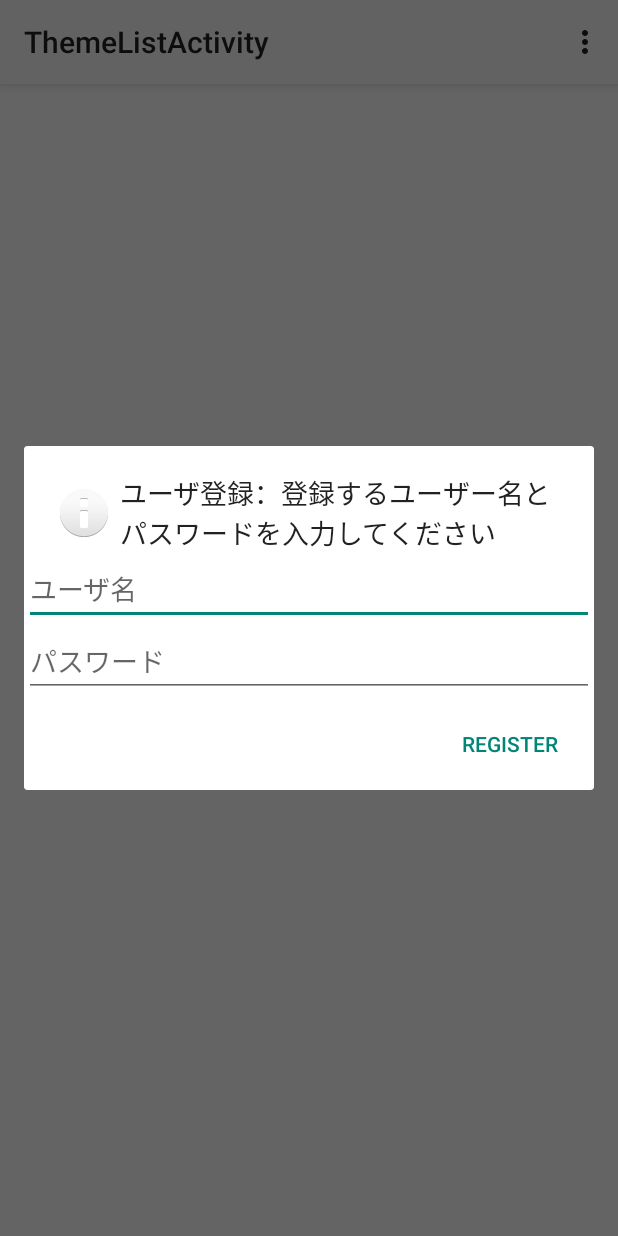
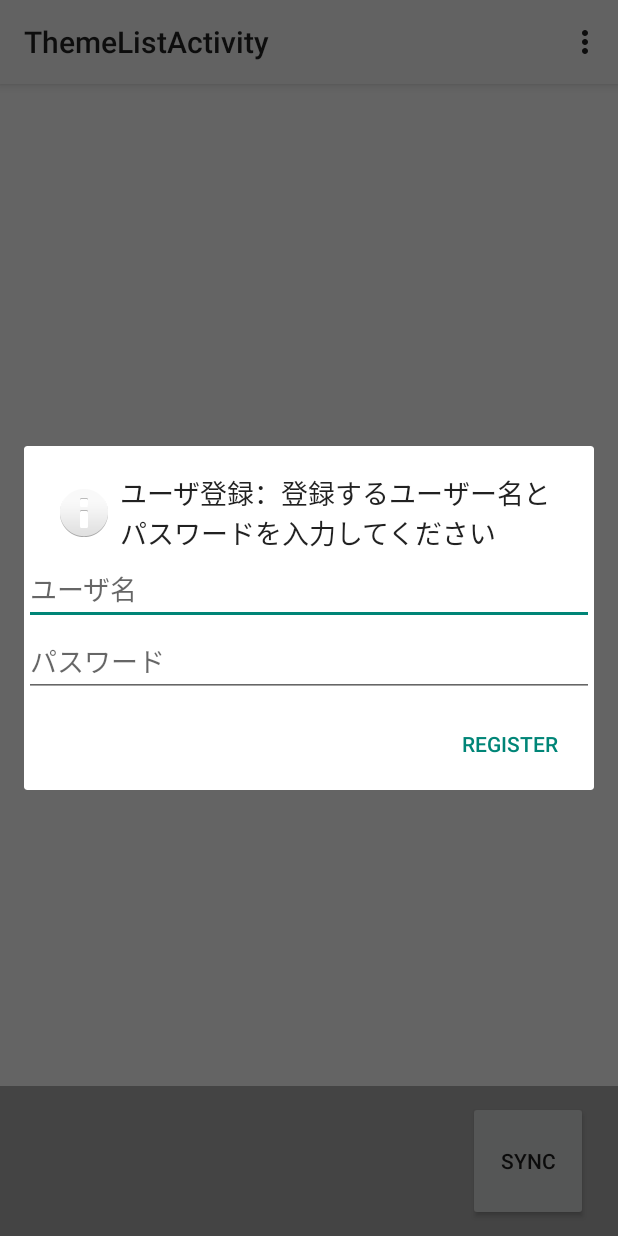
Before and after one commit to HSKKOU/TaBra, an Android app: the screen it shows after launch (ThemeListActivity), in the options menu, after a tap on "register", on a phone screen of 412 x 824 dp. Run offline under Robolectric (Android 15) with nearby library versions, the phone set to English and light mode, and no system bars; network calls fail; 2 statements that could not run were skipped.

Commit message:
Postit Sync

```diff
--- a/app/src/main/java/jp/ac/titech/itpro/sdl/tabra/Activity/ThemeList/ThemeListActivity.java
+++ b/app/src/main/java/jp/ac/titech/itpro/sdl/tabra/Activity/ThemeList/ThemeListActivity.java
@@ -17,6 +17,7 @@ import android.view.View;
 import android.view.WindowManager;
 import android.widget.AdapterView;
 import android.widget.ArrayAdapter;
+import android.widget.Button;
 import android.widget.EditText;
 import android.widget.LinearLayout;
 import android.widget.ListView;
@@ -51,8 +52,11 @@ public class ThemeListActivity extends Activity implements AdapterView.OnItemCli
     private UserDataController mUserDataCtrl;
     private ThemeDataController mThemeDataCtrl;
 
+    private Button mSyncButton;
+
     private String mUserId = "";
     private String mUserName = "";
+    private String mPasswd = "";
     private String mThemeIds = "";
 
     private static final String CREATE_USER = "CREATE_USER";
@@ -69,6 +73,14 @@ public class ThemeListActivity extends Activity implements AdapterView.OnItemCli
         mThemeListView = (ListView)findViewById(R.id.theme_listview);
         mThemeListView.setOnItemClickListener(this);
         mThemeListView.setOnItemLongClickListener(this);
+
+        mSyncButton = (Button)findViewById(R.id.activity_theme_list_synchronize_button);
+        mSyncButton.setOnClickListener(new View.OnClickListener() {
+            @Override
+            public void onClick(View v) {
+                login(mUserName, mPasswd);
+            }
+        });
 
         mUserDataCtrl = new UserDataController(this);
         mThemeDataCtrl = new ThemeDataController(this);
@@ -240,6 +252,7 @@ public class ThemeListActivity extends Activity implements AdapterView.OnItemCli
         User u = new User(un, pw);
         mUserDataCtrl.createUser(u);
         mUserName = un;
+        mPasswd = pw;
         setupThemeList();
     }
 
@@ -261,6 +274,7 @@ public class ThemeListActivity extends Activity implements AdapterView.OnItemCli
     private void finishLogin(JSONObject json) throws JSONException {
         mUserId = json.getString("user_id");
         mUserName = json.getString("name");
+        mPasswd = json.getString("passwd");
         mThemeIds = json.getString("theme_ids");
         setupThemeList();
     }
--- a/app/src/main/res/layout/activity_theme_list.xml
+++ b/app/src/main/res/layout/activity_theme_list.xml
@@ -9,6 +9,38 @@
     <ListView
         android:id="@+id/theme_listview"
         android:layout_width="match_parent"
-        android:layout_height="match_parent"></ListView>
+        android:layout_height="0dp"
+        android:layout_weight="1"
+        ></ListView>
 
+    <LinearLayout
+        android:layout_width="match_parent"
+        android:layout_height="100dp"
+        android:orientation="horizontal"
+        android:layout_gravity="bottom|fill_horizontal"
+        android:background="#aaa"
+        >
+
+        <LinearLayout
+            android:layout_width="0dp"
+            android:layout_height="match_parent"
+            android:layout_weight="1"
+            android:orientation="horizontal"
+            >
+
+
+
+        </LinearLayout>
+
+        <Button
+            android:id="@+id/activity_theme_list_synchronize_button"
+            android:layout_width="80dp"
+            android:layout_height="80dp"
+            android:text="SYNC"
+            android:layout_marginRight="20dp"
+            android:textAlignment="center"
+            android:layout_gravity="center_vertical"
+            />
+
+    </LinearLayout>
 </LinearLayout>
```
Also changed, not shown: app/src/main/java/jp/ac/titech/itpro/sdl/tabra/Activity/BrainStorming/Main/BrainStormMainActivityFragment.java (+13 -0 lines), app/src/main/res/layout/fragment_brain_storm_main.xml (+10 -0 lines).
